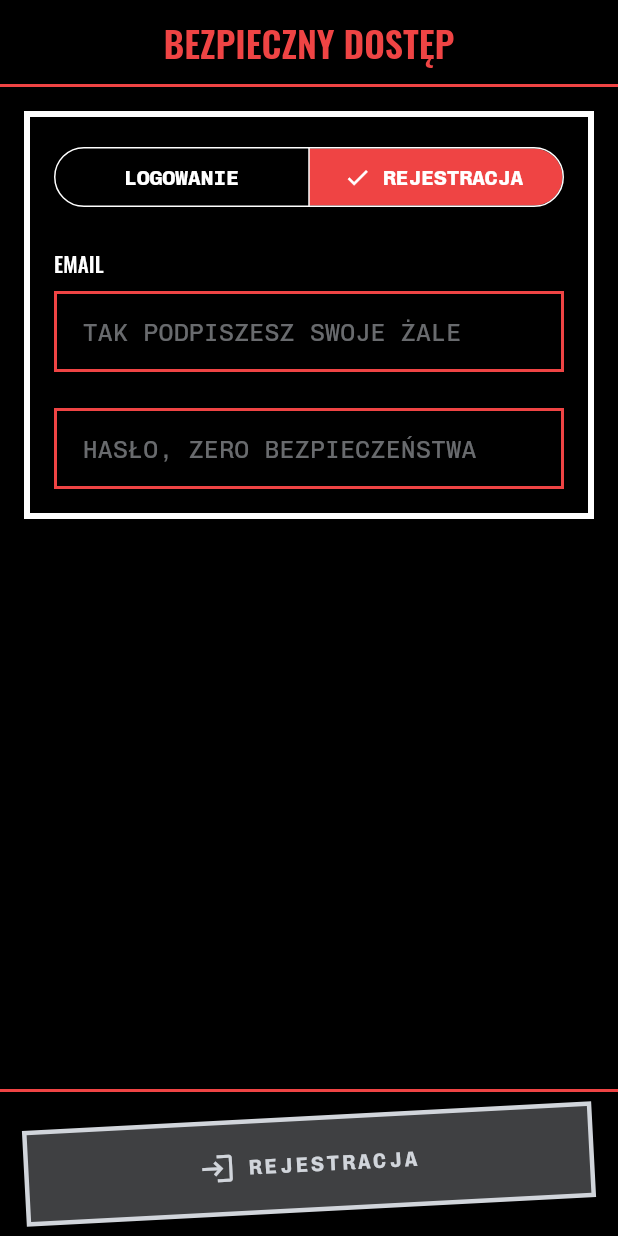
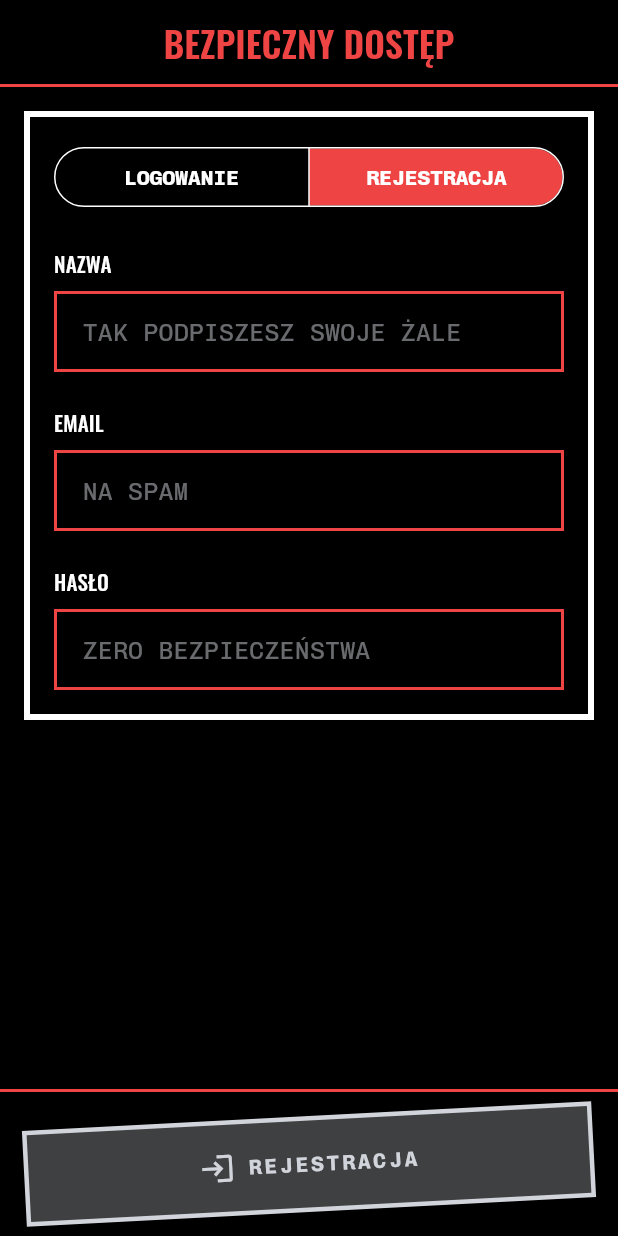
Before and after one commit to grycmat/trammageddon, a Flutter app: the screen it shows after launch, after a tap on "REJESTRACJA", on a phone screen of 412 x 824 dp. Run offline on Flutter 3.47's test engine with Material 3 defaults, Android fonts, the phone set to English and light mode, and no system bars; our stand-ins replace cloud_firestore, firebase_auth, firebase_core, get_it, go_router, shared_preferences; accounts and stored records are empty; generated files the repository leaves out were written again.

Commit message:
login screen updated

```diff
--- a/lib/data/cities.dart
+++ b/lib/data/cities.dart
@@ -1,3 +1,5 @@
 import 'package:trammageddon/model/city.model.dart';
 
-const List<City> kCities = [City(index: 0, name: 'KRAKÓW')];
+const List<City> kCities = [
+  City(id: "QZ39TnUO3hIOB3DzuCSl", index: 0, name: 'KRAKÓW'),
+];
--- a/lib/screens/login/login.screen.dart
+++ b/lib/screens/login/login.screen.dart
@@ -13,6 +13,7 @@ class LoginScreen extends StatefulWidget {
 }
 
 class _LoginScreenState extends State<LoginScreen> {
+  final _emailController = TextEditingController();
   final _usernameController = TextEditingController();
   final _passwordController = TextEditingController();
   bool _isButtonEnabled = false;
@@ -22,7 +23,7 @@ class _LoginScreenState extends State<LoginScreen> {
   @override
   void initState() {
     super.initState();
-    _usernameController.addListener(_checkFields);
+    _emailController.addListener(_checkFields);
     _passwordController.addListener(_checkFields);
     _loadSavedUsername();
   }
@@ -31,21 +32,21 @@ class _LoginScreenState extends State<LoginScreen> {
     final authService = getIt.get<AuthService>();
     final savedUsername = authService.username;
     if (savedUsername != null && savedUsername.isNotEmpty) {
-      _usernameController.text = savedUsername;
+      _emailController.text = savedUsername;
     }
   }
 
   void _checkFields() {
     setState(() {
       _isButtonEnabled =
-          _usernameController.text.isNotEmpty &&
+          _emailController.text.isNotEmpty &&
           _passwordController.text.isNotEmpty;
     });
   }
 
   @override
   void dispose() {
-    _usernameController.dispose();
+    _emailController.dispose();
     _passwordController.dispose();
     super.dispose();
   }
@@ -61,12 +62,12 @@ class _LoginScreenState extends State<LoginScreen> {
       final authService = getIt.get<AuthService>();
       if (isRegisterMode) {
         await authService.register(
-          _usernameController.text,
+          _emailController.text,
           _passwordController.text,
         );
       } else {
         await authService.login(
-          _usernameController.text,
+          _emailController.text,
           _passwordController.text,
         );
       }
@@ -123,6 +124,7 @@ class _LoginScreenState extends State<LoginScreen> {
                     crossAxisAlignment: CrossAxisAlignment.stretch,
                     children: [
                       SegmentedButton(
+                        showSelectedIcon: false,
                         segments: [
                           ButtonSegment(value: false, label: Text("LOGOWANIE")),
                           ButtonSegment(
@@ -137,6 +139,28 @@ class _LoginScreenState extends State<LoginScreen> {
                           });
                         },
                       ),
+                      isRegisterMode
+                          ? const SizedBox(height: 24)
+                          : const SizedBox.shrink(),
+                      isRegisterMode
+                          ? Text(
+                              'NAZWA',
+                              style: Theme.of(context).textTheme.titleSmall
+                                  ?.copyWith(
+                                    color: Theme.of(
+                                      context,
+                                    ).colorScheme.onSurface,
+                                  ),
+                            )
+                          : const SizedBox.shrink(),
+                      const SizedBox(height: 8),
+                      isRegisterMode
+                          ? AppTextField(
+                              controller: _usernameController,
+                              hintText: 'TAK PODPISZESZ SWOJE ŻALE',
+                              keyboardType: TextInputType.text,
+                            )
+                          : SizedBox.shrink(),
                       const SizedBox(height: 24),
                       Text(
                         'EMAIL',
@@ -146,14 +170,21 @@ class _LoginScreenState extends State<LoginScreen> {
                       ),
                       const SizedBox(height: 8),
                       AppTextField(
-                        controller: _usernameController,
-                        hintText: 'TAK PODPISZESZ SWOJE ŻALE',
+                        controller: _emailController,
+                        hintText: 'NA SPAM',
                         keyboardType: TextInputType.emailAddress,
                       ),
                       const SizedBox(height: 24),
+                      Text(
+                        'HASŁO',
+                        style: Theme.of(context).textTheme.titleSmall?.copyWith(
+                          color: Theme.of(context).colorScheme.onSurface,
+                        ),
+                      ),
+                      const SizedBox(height: 8),
                       AppTextField(
                         controller: _passwordController,
-                        hintText: 'HASŁO, ZERO BEZPIECZEŃSTWA',
+                        hintText: 'ZERO BEZPIECZEŃSTWA',
                         keyboardType: TextInputType.visiblePassword,
                       ),
                     ],
```
Also changed, not shown: lib/model/city.model.dart (+16 -0 lines), 1 other file.
